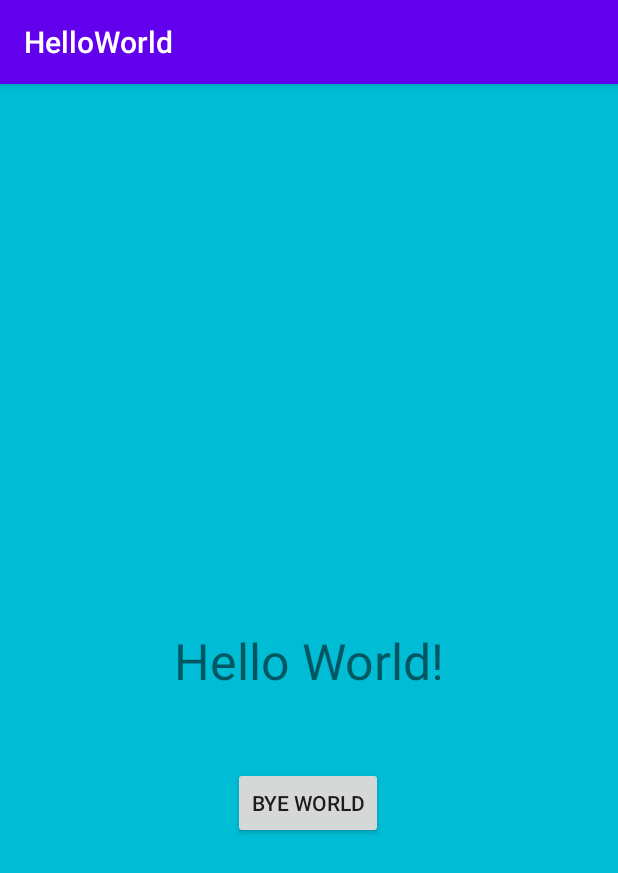
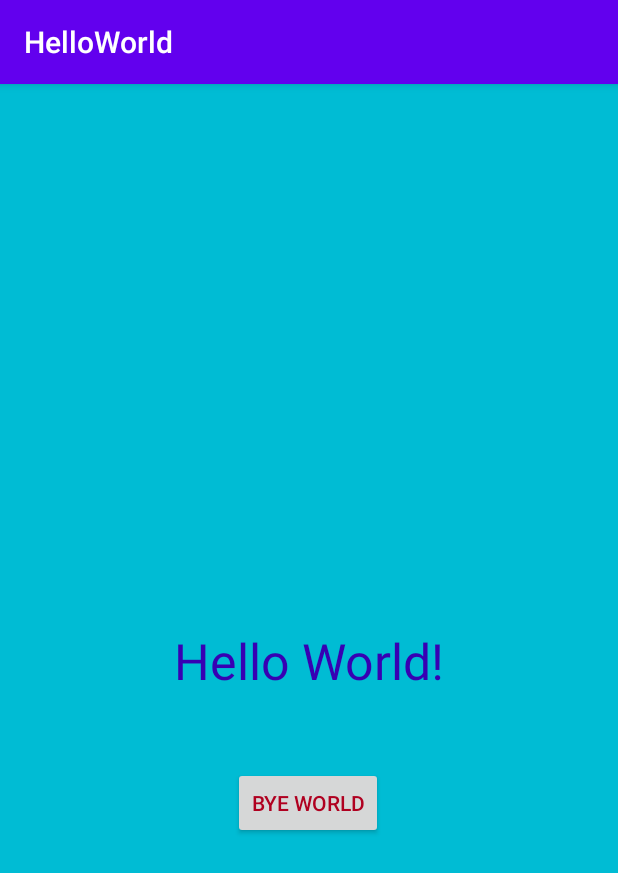
Before and after one commit to ParampreetP/CS441, an Android app: the screen it shows after launch (MainActivity), on a phone screen of 412 x 824 dp. Shown: the top 873 px of the screen. Run offline under Robolectric (Android 15) with nearby library versions, the phone set to English and light mode, and no system bars.

Commit message:
Final Commit

```diff
--- a/HelloWorld/app/src/main/res/layout/activity_main.xml
+++ b/HelloWorld/app/src/main/res/layout/activity_main.xml
@@ -9,6 +9,7 @@
 
     <TextView
         android:id="@+id/hello_txt"
+        android:textColor="@color/colorPrimaryDark"
         android:textSize="15pt"
         android:layout_width="wrap_content"
         android:layout_height="wrap_content"
@@ -23,6 +24,7 @@
         android:layout_width="wrap_content"
         android:layout_height="wrap_content"
         android:text="BYE WORLD"
+        android:textColor="@color/design_default_color_error"
         app:layout_constraintBottom_toBottomOf="parent"
         app:layout_constraintHorizontal_bias="0.498"
         app:layout_constraintLeft_toLeftOf="parent"
```
